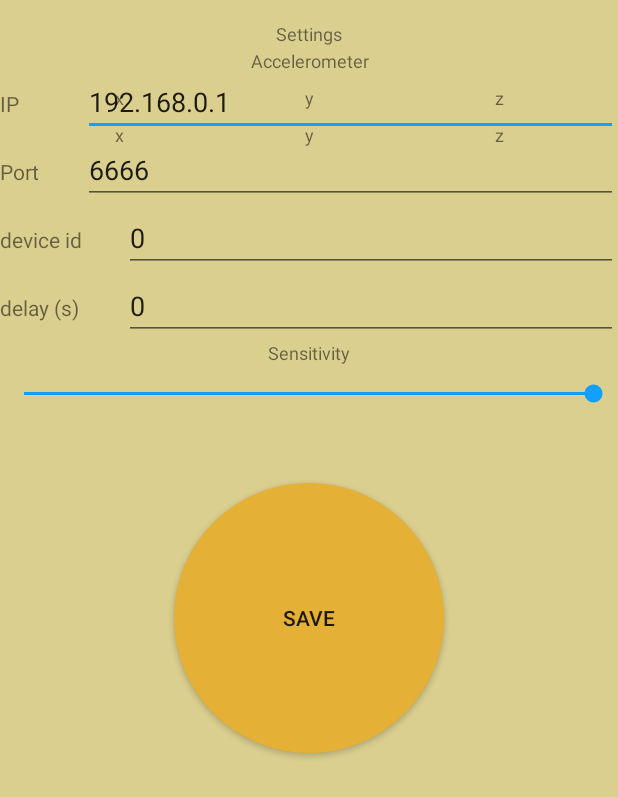
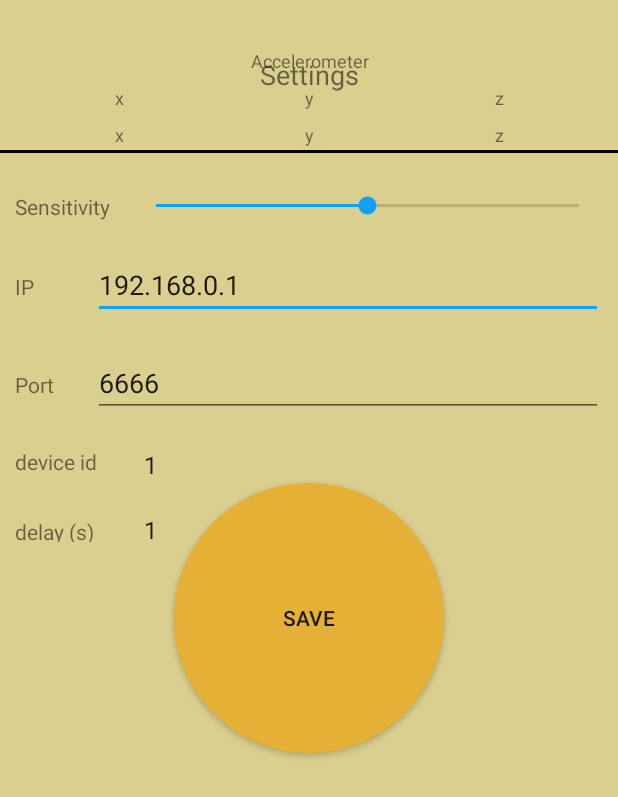
Before and after one commit to Sotnik119/MotionTracker, an Android app: the screen it shows after launch (MainActivity), on a phone screen of 412 x 824 dp. Shown: the top 797 px of the screen. Run offline under Robolectric (Android 15) with nearby library versions, the phone set to English and light mode, and no system bars; plain views replace SlidingUpPanelLayout.

Commit message:
init parameters + design

```diff
--- a/app/src/main/java/com/donteco/cubicmotion/DataHolder.kt
+++ b/app/src/main/java/com/donteco/cubicmotion/DataHolder.kt
@@ -27,13 +27,13 @@ class DataHolder(context: Context) {
         }
 
     var sensivity: Float
-        get() = prefs.getFloat("sensivity", 0F)
+        get() = prefs.getFloat("sensivity", 0.5F)
         set(value) {
             prefs.edit().putFloat("sensivity", value).apply()
         }
 
     var deviceId: Int
-        get() = prefs.getInt("deviceId", 0)
+        get() = prefs.getInt("deviceId", 1)
         set(value) {
             prefs.edit().putInt("deviceId", value).apply()
         }
--- a/app/src/main/java/com/donteco/cubicmotion/MainActivity.kt
+++ b/app/src/main/java/com/donteco/cubicmotion/MainActivity.kt
@@ -10,6 +10,7 @@ import android.hardware.SensorEventListener
 import android.hardware.SensorManager
 import android.os.Build
 import android.os.Bundle
+import android.widget.ArrayAdapter
 import android.widget.Toast
 import androidx.appcompat.app.AppCompatActivity
 import androidx.localbroadcastmanager.content.LocalBroadcastManager
@@ -21,18 +22,43 @@ class MainActivity : AppCompatActivity() {
     val currentPosition: Position = Position(null, null)
     lateinit var dataHolder: DataHolder
 
+
     override fun onCreate(savedInstanceState: Bundle?) {
         super.onCreate(savedInstanceState)
         setContentView(R.layout.activity_main)
 
         dataHolder = DataHolder(this)
 
+        val data = arrayOf("1", "2", "3", "4", "5")
+
+        val adapter = ArrayAdapter(this, android.R.layout.simple_spinner_item, data)
+        adapter.setDropDownViewResource(android.R.layout.simple_spinner_dropdown_item)
+
+
+        device_id.adapter = adapter
+        delay.adapter = adapter
+
+
+        // устанавливаем обработчик нажатия
+//        device_id.onItemSelectedListener = object : OnItemSelectedListener {
+//            override fun onItemSelected(
+//                parent: AdapterView<*>, view: View,
+//                position: Int, id: Long
+//            ) {
+//                // показываем позиция нажатого элемента
+//                Toast.makeText(baseContext, "Position = $position", Toast.LENGTH_SHORT).show()
+//            }
+//
+//            override fun onNothingSelected(arg0: AdapterView<*>) {}
+//        }
+
         //interface +
-        device_id.setText(dataHolder.deviceId.toString())
+        device_id.setSelection(dataHolder.deviceId - 1)
+        delay.setSelection((dataHolder.timeOut / 1000).toInt() - 1)
+        device_id.adapter
         display_ip.setText(dataHolder.serverIp)
         display_port.setText(dataHolder.serverPort.toString())
         sens_seek_bar.progress = (100 - dataHolder.sensivity * 100).toInt()
-        delay.setText((dataHolder.timeOut / 1000).toString())
         //interface -
 
         val sensorManager = getSystemService(Context.SENSOR_SERVICE) as SensorManager
@@ -64,12 +90,12 @@ class MainActivity : AppCompatActivity() {
 
         btn_calibrate.setOnClickListener {
             try {
-                dataHolder.deviceId =
-                    if (device_id.text.isNullOrEmpty()) 0 else device_id.text.toString().toInt()
+                dataHolder.deviceId = (device_id.selectedItemId + 1).toInt()
+
                 dataHolder.serverIp = display_ip.text.toString()
                 dataHolder.serverPort = display_port.text.toString().toInt()
                 dataHolder.sensivity = 1F - (sens_seek_bar.progress.toFloat() / 100)
-                dataHolder.timeOut = delay.text.toString().toLong() * 1000
+                dataHolder.timeOut = (delay.selectedItemId+1)*1000
 
                 dataHolder.lastSavedPosition = currentPosition
 
--- a/app/src/main/res/layout/activity_main.xml
+++ b/app/src/main/res/layout/activity_main.xml
@@ -6,7 +6,7 @@
     android:layout_width="match_parent"
     android:layout_height="match_parent"
     android:gravity="bottom"
-    sothree:umanoPanelHeight="45dp"
+    sothree:umanoPanelHeight="100dp"
     sothree:umanoShadowHeight="4dp">
 
     <androidx.constraintlayout.widget.ConstraintLayout
@@ -140,51 +140,82 @@
         <TextView
             android:id="@+id/textView4"
             android:layout_width="match_parent"
-            android:layout_height="45dp"
+            android:layout_height="100dp"
             android:gravity="center"
             android:text="Settings"
-            android:textSize="12sp" />
+            android:textSize="18sp" />
+
+        <View
+            android:layout_width="match_parent"
+            android:layout_height="2dp"
+            android:background="@color/ic_launcher_background" />
+
+        <LinearLayout
+            android:layout_width="match_parent"
+            android:layout_height="wrap_content"
+            android:layout_marginTop="16dp"
+            android:orientation="horizontal"
+            android:padding="10dp"
+            android:weightSum="15">
+
+            <TextView
+                android:layout_width="0dp"
+                android:layout_height="wrap_content"
+                android:layout_weight="3"
+                android:text="Sensitivity" />
+
+            <SeekBar
+                android:id="@+id/sens_seek_bar"
+                android:layout_width="0dp"
+                android:layout_height="wrap_content"
+                android:layout_weight="12" />
+
+        </LinearLayout>
 
 
         <LinearLayout
             android:layout_width="match_parent"
             android:layout_height="wrap_content"
             android:orientation="horizontal"
+            android:padding="10dp"
             android:weightSum="15">
 
             <TextView
                 android:id="@+id/textView2"
-                android:layout_width="match_parent"
+                android:layout_width="0dp"
                 android:layout_height="wrap_content"
-                android:layout_weight="13"
+                android:layout_weight="2"
                 android:text="IP" />
 
             <EditText
                 android:id="@+id/display_ip"
-                android:layout_width="match_parent"
+                android:layout_width="0dp"
                 android:layout_height="wrap_content"
-                android:layout_weight="2"
-                android:inputType="textUri" />
+                android:layout_weight="13"
+                android:inputType="number"
+                android:digits="0123456789."/>
         </LinearLayout>
 
         <LinearLayout
             android:layout_width="match_parent"
             android:layout_height="wrap_content"
             android:orientation="horizontal"
+            android:padding="10dp"
             android:weightSum="15">
 
             <TextView
                 android:id="@+id/textView44"
-                android:layout_width="match_parent"
+                android:layout_width="0dp"
                 android:layout_height="wrap_content"
-                android:layout_weight="13"
+                android:layout_weight="2"
                 android:text="Port" />
+
 
             <EditText
                 android:id="@+id/display_port"
-                android:layout_width="match_parent"
+                android:layout_width="0dp"
                 android:layout_height="wrap_content"
-                android:layout_weight="2"
+                android:layout_weight="13"
                 android:inputType="number" />
         </LinearLayout>
 
@@ -193,56 +224,53 @@
             android:layout_width="match_parent"
             android:layout_height="wrap_content"
             android:orientation="horizontal"
+            android:padding="10dp"
             android:weightSum="15">
 
             <TextView
-                android:id="@+id/textView444"
-                android:layout_width="match_parent"
-                android:layout_height="wrap_content"
-                android:layout_weight="12"
+                android:layout_width="0dp"
+                android:layout_height="match_parent"
+                android:layout_weight="3"
                 android:text="device id" />
 
-            <EditText
+            <Spinner
                 android:id="@+id/device_id"
-                android:layout_width="match_parent"
-                android:layout_height="wrap_content"
-                android:layout_weight="3"
-                android:inputType="number" />
+                android:layout_width="0dp"
+                android:layout_height="match_parent"
+                android:layout_weight="4" />
+
+
+            <!--        <EditText-->
+            <!--            android:id="@+id/device_id"-->
+            <!--            android:layout_width="match_parent"-->
+            <!--            android:layout_height="wrap_content"-->
+            <!--            android:layout_weight="3"-->
+            <!--            android:inputType="number" />-->
         </LinearLayout>
 
         <LinearLayout
             android:layout_width="match_parent"
             android:layout_height="wrap_content"
             android:orientation="horizontal"
+            android:padding="10dp"
             android:weightSum="15">
 
             <TextView
-                android:layout_width="match_parent"
+                android:layout_width="0dp"
                 android:layout_height="wrap_content"
-                android:layout_weight="12"
+                android:layout_weight="3"
                 android:text="delay (s)" />
 
-            <EditText
+            <Spinner
                 android:id="@+id/delay"
-                android:layout_width="match_parent"
-                android:layout_height="wrap_content"
-                android:layout_weight="3"
-                android:inputType="number" />
+                android:layout_width="0dp"
+                android:layout_height="match_parent"
+                android:layout_weight="4" />
         </LinearLayout>
 
-        <TextView
-            android:id="@+id/textView"
+        <View
             android:layout_width="match_parent"
-            android:layout_height="wrap_content"
-            android:gravity="center"
-            android:text="Sensitivity"
-            android:textSize="12sp" />
-
-        <SeekBar
-            android:id="@+id/sens_seek_bar"
-            android:layout_width="match_parent"
-            android:layout_height="wrap_content"
-            android:padding="10dp" />
+            android:layout_height="50dp" />
     </LinearLayout>
 
 </com.sothree.slidinguppanel.SlidingUpPanelLayout>
```
Also changed, not shown: app/src/main/res/layout/settings_layout.xml (+45 -26 lines).
